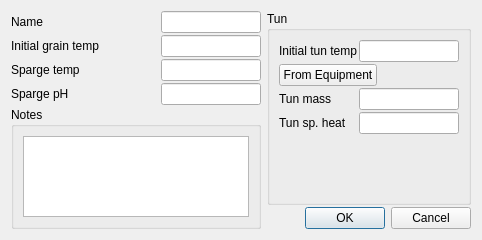
Before: the Qt Designer form ui/mashEditor.ui in Brewtarget/brewtarget, drawn with Qt 5.
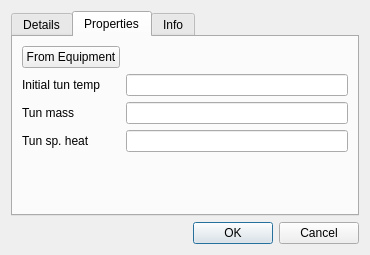
After: the same form once the commit is applied. The open tabs and pages were chosen to show the change. Custom widgets are drawn as their Qt base class.

Patch:
```diff
--- a/ui/mashEditor.ui
+++ b/ui/mashEditor.ui
@@ -6,8 +6,8 @@
    <rect>
     <x>0</x>
     <y>0</y>
-    <width>482</width>
-    <height>240</height>
+    <width>370</width>
+    <height>255</height>
    </rect>
   </property>
   <property name="windowTitle">
@@ -16,18 +16,21 @@
   <property name="configSection" stdset="0">
    <string notr="true">mashEditor</string>
   </property>
-  <layout class="QHBoxLayout" name="horizontalLayout_9">
+  <layout class="QVBoxLayout" name="verticalLayout_5">
    <item>
-    <layout class="QVBoxLayout" name="verticalLayout_3">
-     <property name="spacing">
-      <number>2</number>
+    <widget class="QTabWidget" name="tabWidget">
+     <property name="currentIndex">
+      <number>0</number>
      </property>
-     <item>
-      <layout class="QHBoxLayout" name="horizontalLayout">
-       <item>
+     <widget class="QWidget" name="tabMashDetails">
+      <attribute name="title">
+       <string>Details</string>
+      </attribute>
+      <layout class="QFormLayout" name="formLayout">
+       <item row="0" column="0">
         <widget class="QLabel" name="label">
          <property name="sizePolicy">
-          <sizepolicy hsizetype="Expanding" vsizetype="Preferred">
+          <sizepolicy hsizetype="Expanding" vsizetype="Minimum">
            <horstretch>0</horstretch>
            <verstretch>0</verstretch>
           </sizepolicy>
@@ -40,17 +43,17 @@
          </property>
         </widget>
        </item>
-       <item>
+       <item row="0" column="1">
         <widget class="QLineEdit" name="lineEdit_name">
          <property name="sizePolicy">
-          <sizepolicy hsizetype="Fixed" vsizetype="Fixed">
+          <sizepolicy hsizetype="Expanding" vsizetype="Minimum">
            <horstretch>0</horstretch>
            <verstretch>0</verstretch>
           </sizepolicy>
          </property>
          <property name="maximumSize">
           <size>
-           <width>100</width>
+           <width>16777215</width>
            <height>16777215</height>
           </size>
          </property>
@@ -59,14 +62,10 @@
          </property>
         </widget>
        </item>
-      </layout>
-     </item>
-     <item>
-      <layout class="QHBoxLayout" name="horizontalLayout_2">
-       <item>
+       <item row="1" column="0">
         <widget class="BtTemperatureLabel" name="label_grainTemp">
          <property name="sizePolicy">
-          <sizepolicy hsizetype="Expanding" vsizetype="Preferred">
+          <sizepolicy hsizetype="Expanding" vsizetype="Minimum">
            <horstretch>0</horstretch>
            <verstretch>0</verstretch>
           </sizepolicy>
@@ -82,17 +81,17 @@
          </property>
         </widget>
        </item>
-       <item>
+       <item row="1" column="1">
         <widget class="BtTemperatureEdit" name="lineEdit_grainTemp">
          <property name="sizePolicy">
-          <sizepolicy hsizetype="Fixed" vsizetype="Fixed">
+          <sizepolicy hsizetype="Expanding" vsizetype="Minimum">
            <horstretch>0</horstretch>
            <verstretch>0</verstretch>
           </sizepolicy>
          </property>
          <property name="maximumSize">
           <size>
-           <width>100</width>
+           <width>16777215</width>
            <height>16777215</height>
           </size>
          </property>
@@ -104,14 +103,10 @@
          </property>
         </widget>
        </item>
-      </layout>
-     </item>
-     <item>
-      <layout class="QHBoxLayout" name="horizontalLayout_4">
-       <item>
+       <item row="2" column="0">
         <widget class="BtTemperatureLabel" name="label_spargeTemp">
          <property name="sizePolicy">
-          <sizepolicy hsizetype="Expanding" vsizetype="Preferred">
+          <sizepolicy hsizetype="Expanding" vsizetype="Minimum">
            <horstretch>0</horstretch>
            <verstretch>0</verstretch>
           </sizepolicy>
@@ -127,17 +122,17 @@
          </property>
         </widget>
        </item>
-       <item>
+       <item row="2" column="1">
         <widget class="BtTemperatureEdit" name="lineEdit_spargeTemp">
          <property name="sizePolicy">
-          <sizepolicy hsizetype="Fixed" vsizetype="Fixed">
+          <sizepolicy hsizetype="Expanding" vsizetype="Minimum">
            <horstretch>0</horstretch>
            <verstretch>0</verstretch>
           </sizepolicy>
          </property>
          <property name="maximumSize">
           <size>
-           <width>100</width>
+           <width>16777215</width>
            <height>16777215</height>
           </size>
          </property>
@@ -149,14 +144,10 @@
          </property>
         </widget>
        </item>
-      </layout>
-     </item>
-     <item>
-      <layout class="QHBoxLayout" name="horizontalLayout_5">
-       <item>
+       <item row="3" column="0">
         <widget class="QLabel" name="label_spargePh">
          <property name="sizePolicy">
-          <sizepolicy hsizetype="Expanding" vsizetype="Preferred">
+          <sizepolicy hsizetype="Expanding" vsizetype="Minimum">
            <horstretch>0</horstretch>
            <verstretch>0</verstretch>
           </sizepolicy>
@@ -169,17 +160,17 @@
          </property>
         </widget>
        </item>
-       <item>
+       <item row="3" column="1">
         <widget class="BtGenericEdit" name="lineEdit_spargePh">
          <property name="sizePolicy">
-          <sizepolicy hsizetype="Fixed" vsizetype="Fixed">
+          <sizepolicy hsizetype="Expanding" vsizetype="Minimum">
            <horstretch>0</horstretch>
            <verstretch>0</verstretch>
           </sizepolicy>
          </property>
          <property name="maximumSize">
           <size>
-           <width>100</width>
+           <width>16777215</width>
            <height>16777215</height>
           </size>
          </property>
@@ -192,69 +183,16 @@
         </widget>
        </item>
       </layout>
-     </item>
-     <item>
-      <widget class="QGroupBox" name="groupBox">
-       <property name="sizePolicy">
-        <sizepolicy hsizetype="Preferred" vsizetype="MinimumExpanding">
-         <horstretch>0</horstretch>
-         <verstretch>0</verstretch>
-        </sizepolicy>
-       </property>
-       <property name="minimumSize">
-        <size>
-         <width>0</width>
-         <height>100</height>
-        </size>
-       </property>
-       <property name="title">
-        <string>Notes</string>
-       </property>
-       <layout class="QVBoxLayout" name="verticalLayout">
-        <item>
-         <widget class="QTextEdit" name="textEdit_notes"/>
-        </item>
-       </layout>
-      </widget>
-     </item>
-     <item>
-      <spacer name="verticalSpacer">
-       <property name="orientation">
-        <enum>Qt::Vertical</enum>
-       </property>
-       <property name="sizeHint" stdset="0">
-        <size>
-         <width>20</width>
-         <height>40</height>
-        </size>
-       </property>
-      </spacer>
-     </item>
-    </layout>
-   </item>
-   <item>
-    <layout class="QVBoxLayout" name="verticalLayout_4">
-     <property name="spacing">
-      <number>2</number>
-     </property>
-     <item>
-      <widget class="QGroupBox" name="groupBox_2">
-       <property name="title">
-        <string>Tun</string>
-       </property>
-       <property name="configSection" stdset="0">
-        <string notr="true">mashEditor</string>
-       </property>
-       <layout class="QVBoxLayout" name="verticalLayout_2">
-        <property name="spacing">
-         <number>2</number>
-        </property>
-        <item>
-         <layout class="QHBoxLayout" name="horizontalLayout_3">
-          <item>
+     </widget>
+     <widget class="QWidget" name="tabMashProperties">
+      <attribute name="title">
+       <string>Properties</string>
+      </attribute>
+      <layout class="QFormLayout" name="formLayout_2">
+       <item row="1" column="0">
            <widget class="BtTemperatureLabel" name="label_tunTemp">
             <property name="sizePolicy">
-             <sizepolicy hsizetype="Expanding" vsizetype="Preferred">
+          <sizepolicy hsizetype="Expanding" vsizetype="Minimum">
               <horstretch>0</horstretch>
               <verstretch>0</verstretch>
              </sizepolicy>
@@ -270,17 +208,17 @@
             </property>
            </widget>
           </item>
-          <item>
+       <item row="1" column="1">
            <widget class="BtTemperatureEdit" name="lineEdit_tunTemp">
             <property name="sizePolicy">
-             <sizepolicy hsizetype="Fixed" vsizetype="Fixed">
+          <sizepolicy hsizetype="Expanding" vsizetype="Minimum">
               <horstretch>0</horstretch>
               <verstretch>0</verstretch>
              </sizepolicy>
             </property>
             <property name="maximumSize">
              <size>
-              <width>100</width>
+           <width>16777215</width>
               <height>16777215</height>
              </size>
             </property>
@@ -292,33 +230,10 @@
             </property>
            </widget>
           </item>
-         </layout>
-        </item>
-        <item>
-         <widget class="QPushButton" name="pushButton_fromEquipment">
-          <property name="sizePolicy">
-           <sizepolicy hsizetype="Maximum" vsizetype="Fixed">
-            <horstretch>0</horstretch>
-            <verstretch>0</verstretch>
-           </sizepolicy>
-          </property>
-          <property name="toolTip">
-           <string>Get following parameters from the recipe's equipment.</string>
-          </property>
-          <property name="text">
-           <string>From Equipment</string>
-          </property>
-          <property name="autoDefault">
-           <bool>false</bool>
-          </property>
-         </widget>
-        </item>
-        <item>
-         <layout class="QHBoxLayout" name="horizontalLayout_6">
-          <item>
+       <item row="2" column="0">
            <widget class="BtMassLabel" name="label_tunMass">
             <property name="sizePolicy">
-             <sizepolicy hsizetype="Expanding" vsizetype="Preferred">
+          <sizepolicy hsizetype="Expanding" vsizetype="Minimum">
               <horstretch>0</horstretch>
               <verstretch>0</verstretch>
              </sizepolicy>
@@ -334,17 +249,17 @@
             </property>
            </widget>
           </item>
-          <item>
+       <item row="2" column="1">
            <widget class="BtMassEdit" name="lineEdit_tunMass">
             <property name="sizePolicy">
-             <sizepolicy hsizetype="Fixed" vsizetype="Fixed">
+          <sizepolicy hsizetype="Expanding" vsizetype="Minimum">
               <horstretch>0</horstretch>
               <verstretch>0</verstretch>
              </sizepolicy>
             </property>
             <property name="maximumSize">
              <size>
-              <width>100</width>
+           <width>16777215</width>
               <height>16777215</height>
              </size>
             </property>
@@ -356,14 +271,10 @@
             </property>
            </widget>
           </item>
-         </layout>
-        </item>
-        <item>
-         <layout class="QHBoxLayout" name="horizontalLayout_7">
-          <item>
+       <item row="3" column="0">
            <widget class="QLabel" name="label_tunSpHeat">
             <property name="sizePolicy">
-             <sizepolicy hsizetype="Expanding" vsizetype="Preferred">
+          <sizepolicy hsizetype="Expanding" vsizetype="Minimum">
               <horstretch>0</horstretch>
               <verstretch>0</verstretch>
              </sizepolicy>
@@ -376,17 +287,17 @@
             </property>
            </widget>
           </item>
-          <item>
+       <item row="3" column="1">
            <widget class="BtGenericEdit" name="lineEdit_tunSpHeat">
             <property name="sizePolicy">
-             <sizepolicy hsizetype="Fixed" vsizetype="Fixed">
+          <sizepolicy hsizetype="Expanding" vsizetype="Minimum">
               <horstretch>0</horstretch>
               <verstretch>0</verstretch>
              </sizepolicy>
             </property>
             <property name="maximumSize">
              <size>
-              <width>100</width>
+           <width>16777215</width>
               <height>16777215</height>
              </size>
             </property>
@@ -398,22 +309,61 @@
             </property>
            </widget>
           </item>
-         </layout>
-        </item>
-        <item>
-         <spacer name="verticalSpacer_2">
+       <item row="0" column="0">
+        <widget class="QPushButton" name="pushButton_fromEquipment">
+         <property name="sizePolicy">
+          <sizepolicy hsizetype="Minimum" vsizetype="Minimum">
+           <horstretch>0</horstretch>
+           <verstretch>0</verstretch>
+          </sizepolicy>
+         </property>
+         <property name="toolTip">
+          <string>Get following parameters from the recipe's equipment.</string>
+         </property>
+         <property name="text">
+          <string>From Equipment</string>
+         </property>
+         <property name="autoDefault">
+          <bool>false</bool>
+         </property>
+        </widget>
+       </item>
+       <item row="0" column="1">
+        <spacer name="horizontalSpacer">
           <property name="orientation">
-           <enum>Qt::Vertical</enum>
+          <enum>Qt::Horizontal</enum>
           </property>
           <property name="sizeHint" stdset="0">
            <size>
-            <width>20</width>
-            <height>40</height>
+           <width>40</width>
+           <height>20</height>
            </size>
           </property>
          </spacer>
         </item>
        </layout>
+     </widget>
+     <widget class="QWidget" name="tabMashInfo">
+      <attribute name="title">
+       <string>Info</string>
+      </attribute>
+      <layout class="QVBoxLayout" name="verticalLayout_2">
+       <item>
+        <widget class="QLabel" name="label_2">
+         <property name="text">
+          <string>Notes:</string>
+         </property>
+        </widget>
+       </item>
+       <item>
+        <widget class="QTextEdit" name="textEdit_notes">
+         <property name="frameShape">
+          <enum>QFrame::Box</enum>
+         </property>
+        </widget>
+       </item>
+      </layout>
+     </widget>
       </widget>
      </item>
      <item>
@@ -427,8 +377,6 @@
       </widget>
      </item>
     </layout>
-   </item>
-  </layout>
  </widget>
  <customwidgets>
   <customwidget>
@@ -437,15 +385,21 @@
    <header>BtLineEdit.h</header>
   </customwidget>
   <customwidget>
-   <class>BtMassEdit</class>
+   <class>BtTemperatureEdit</class>
    <extends>QLineEdit</extends>
    <header>BtLineEdit.h</header>
    <slots>
-    <signal>textModified()</signal>
-    <slot>lineChanged()</slot>
     <slot>lineChanged(Unit::unitDisplay,Unit::unitScale)</slot>
    </slots>
   </customwidget>
+  <customwidget>
+   <class>BtTemperatureLabel</class>
+   <extends>QLabel</extends>
+   <header>BtLabel.h</header>
+   <slots>
+    <signal>labelChanged(Unit::unitDisplay,Unit::unitScale)</signal>
+   </slots>
+  </customwidget>
   <customwidget>
    <class>BtMassLabel</class>
    <extends>QLabel</extends>
@@ -456,18 +410,12 @@
    </slots>
   </customwidget>
   <customwidget>
-   <class>BtTemperatureLabel</class>
-   <extends>QLabel</extends>
-   <header>BtLabel.h</header>
-   <slots>
-    <signal>labelChanged(Unit::unitDisplay,Unit::unitScale)</signal>
-   </slots>
-  </customwidget>
-  <customwidget>
-   <class>BtTemperatureEdit</class>
+   <class>BtMassEdit</class>
    <extends>QLineEdit</extends>
    <header>BtLineEdit.h</header>
    <slots>
+    <signal>textModified()</signal>
+    <slot>lineChanged()</slot>
     <slot>lineChanged(Unit::unitDisplay,Unit::unitScale)</slot>
    </slots>
   </customwidget>
```
Lines whose indentation alone changed are shown as unchanged.
